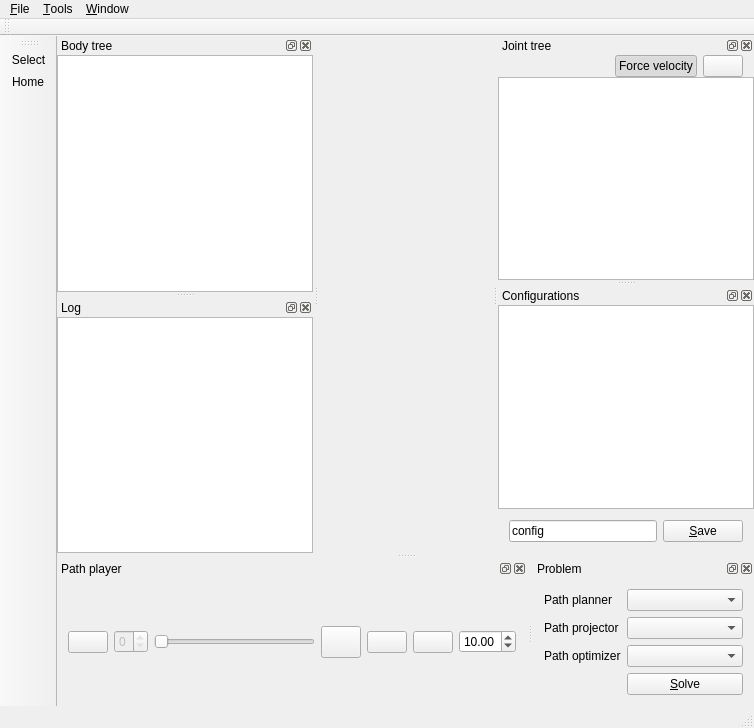
This is include/hpp/gui/ui/mainwindow.ui in humanoid-path-planner/hpp-gui as Qt 5 draws it before an edit. The edited form follows.
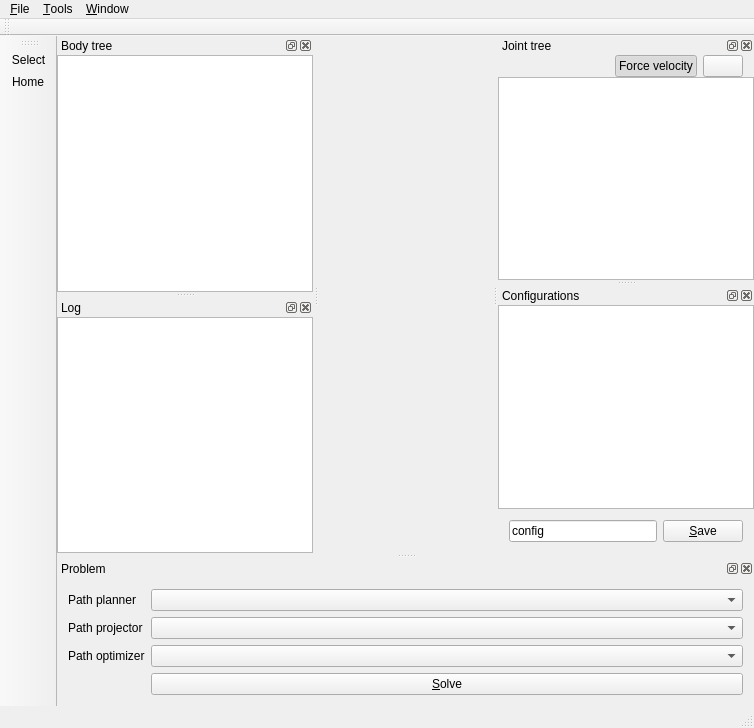
This is the edited form. Icons and pictures are not drawn. Custom widgets are drawn as their Qt base class.

Commit message: Move PathPlayer to hppwidgetsplugin

```diff
--- a/include/hpp/gui/ui/mainwindow.ui
+++ b/include/hpp/gui/ui/mainwindow.ui
@@ -304,177 +304,6 @@
     </layout>
    </widget>
   </widget>
-  <widget class="QDockWidget" name="dockWidget_player">
-   <property name="allowedAreas">
-    <set>Qt::BottomDockWidgetArea|Qt::TopDockWidgetArea</set>
-   </property>
-   <property name="windowTitle">
-    <string>Path player</string>
-   </property>
-   <attribute name="dockWidgetArea">
-    <number>8</number>
-   </attribute>
-   <widget class="PathPlayer" name="dockWidgetContents_player">
-    <layout class="QHBoxLayout" name="horizontalLayout_3">
-     <item>
-      <widget class="QPushButton" name="refreshButton_path">
-       <property name="text">
-        <string/>
-       </property>
-       <property name="icon">
-        <iconset theme="view-refresh" resource="../../../../res/images.qrc">
-         <normaloff>:/icons/refresh.png</normaloff>:/icons/refresh.png</iconset>
-       </property>
-       <property name="iconSize">
-        <size>
-         <width>18</width>
-         <height>18</height>
-        </size>
-       </property>
-      </widget>
-     </item>
-     <item>
-      <widget class="QSpinBox" name="pathIndexSpin">
-       <property name="enabled">
-        <bool>false</bool>
-       </property>
-       <property name="toolTip">
-        <string>Path index</string>
-       </property>
-       <property name="prefix">
-        <string/>
-       </property>
-       <property name="maximum">
-        <number>0</number>
-       </property>
-      </widget>
-     </item>
-     <item>
-      <widget class="QSlider" name="pathSlider">
-       <property name="enabled">
-        <bool>false</bool>
-       </property>
-       <property name="maximum">
-        <number>99999</number>
-       </property>
-       <property name="orientation">
-        <enum>Qt::Horizontal</enum>
-       </property>
-      </widget>
-     </item>
-     <item>
-      <widget class="QPushButton" name="playPauseButton">
-       <property name="sizePolicy">
-        <sizepolicy hsizetype="Fixed" vsizetype="Fixed">
-         <horstretch>0</horstretch>
-         <verstretch>0</verstretch>
-        </sizepolicy>
-       </property>
-       <property name="minimumSize">
-        <size>
-         <width>32</width>
-         <height>32</height>
-        </size>
-       </property>
-       <property name="baseSize">
-        <size>
-         <width>32</width>
-         <height>32</height>
-        </size>
-       </property>
-       <property name="toolTip">
-        <string>Play/pause</string>
-       </property>
-       <property name="text">
-        <string/>
-       </property>
-       <property name="icon">
-        <iconset resource="../../../../res/images.qrc">
-         <normaloff>:/icons/play.png</normaloff>
-         <normalon>:/icons/pause.png</normalon>:/icons/play.png</iconset>
-       </property>
-       <property name="checkable">
-        <bool>true</bool>
-       </property>
-       <property name="checked">
-        <bool>false</bool>
-       </property>
-       <property name="default">
-        <bool>false</bool>
-       </property>
-       <property name="flat">
-        <bool>false</bool>
-       </property>
-      </widget>
-     </item>
-     <item>
-      <widget class="QPushButton" name="stopButton">
-       <property name="sizePolicy">
-        <sizepolicy hsizetype="Fixed" vsizetype="Fixed">
-         <horstretch>0</horstretch>
-         <verstretch>0</verstretch>
-        </sizepolicy>
-       </property>
-       <property name="baseSize">
-        <size>
-         <width>32</width>
-         <height>32</height>
-        </size>
-       </property>
-       <property name="toolTip">
-        <string>Stop</string>
-       </property>
-       <property name="text">
-        <string/>
-       </property>
-       <property name="icon">
-        <iconset resource="../../../../res/images.qrc">
-         <normaloff>:/icons/stop.png</normaloff>:/icons/stop.png</iconset>
-       </property>
-      </widget>
-     </item>
-     <item>
-      <widget class="QPushButton" name="recordButton">
-       <property name="sizePolicy">
-        <sizepolicy hsizetype="Fixed" vsizetype="Fixed">
-         <horstretch>0</horstretch>
-         <verstretch>0</verstretch>
-        </sizepolicy>
-       </property>
-       <property name="baseSize">
-        <size>
-         <width>32</width>
-         <height>32</height>
-        </size>
-       </property>
-       <property name="toolTip">
-        <string>&lt;html&gt;&lt;head/&gt;&lt;body&gt;&lt;p&gt;Record the central widget as a sequence of images. You can find the images in /tmp/hpp_gui/record/img_%d.jpeg&lt;/p&gt;&lt;/body&gt;&lt;/html&gt;</string>
-       </property>
-       <property name="text">
-        <string/>
-       </property>
-       <property name="icon">
-        <iconset resource="../../../../res/images.qrc">
-         <normaloff>:/icons/record.png</normaloff>:/icons/record.png</iconset>
-       </property>
-       <property name="checkable">
-        <bool>true</bool>
-       </property>
-      </widget>
-     </item>
-     <item>
-      <widget class="QDoubleSpinBox" name="timeSpinBox">
-       <property name="toolTip">
-        <string>Total time</string>
-       </property>
-       <property name="value">
-        <double>10.000000000000000</double>
-       </property>
-      </widget>
-     </item>
-    </layout>
-   </widget>
-  </widget>
   <widget class="QDockWidget" name="dockWidget_solver">
    <property name="windowTitle">
     <string>Problem</string>
@@ -654,15 +483,6 @@
     <slot>selectPathProjector(int)</slot>
    </slots>
   </customwidget>
-  <customwidget>
-   <class>PathPlayer</class>
-   <extends>QWidget</extends>
-   <header>hpp/gui/pathplayer.h</header>
-   <container>1</container>
-   <slots>
-    <slot>update()</slot>
-   </slots>
-  </customwidget>
  </customwidgets>
  <resources>
   <include location="../../../../res/images.qrc"/>
```
Left out of the diff: 77 changed lines with no effect on the pictures. The commit also changes 10 other files.
